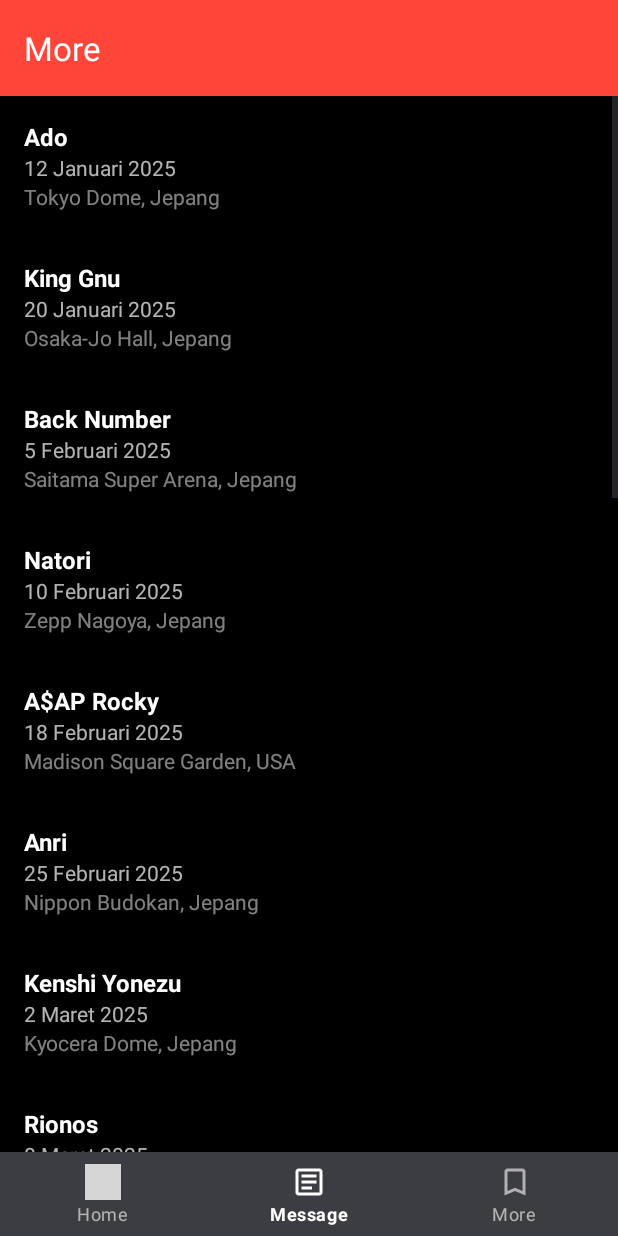
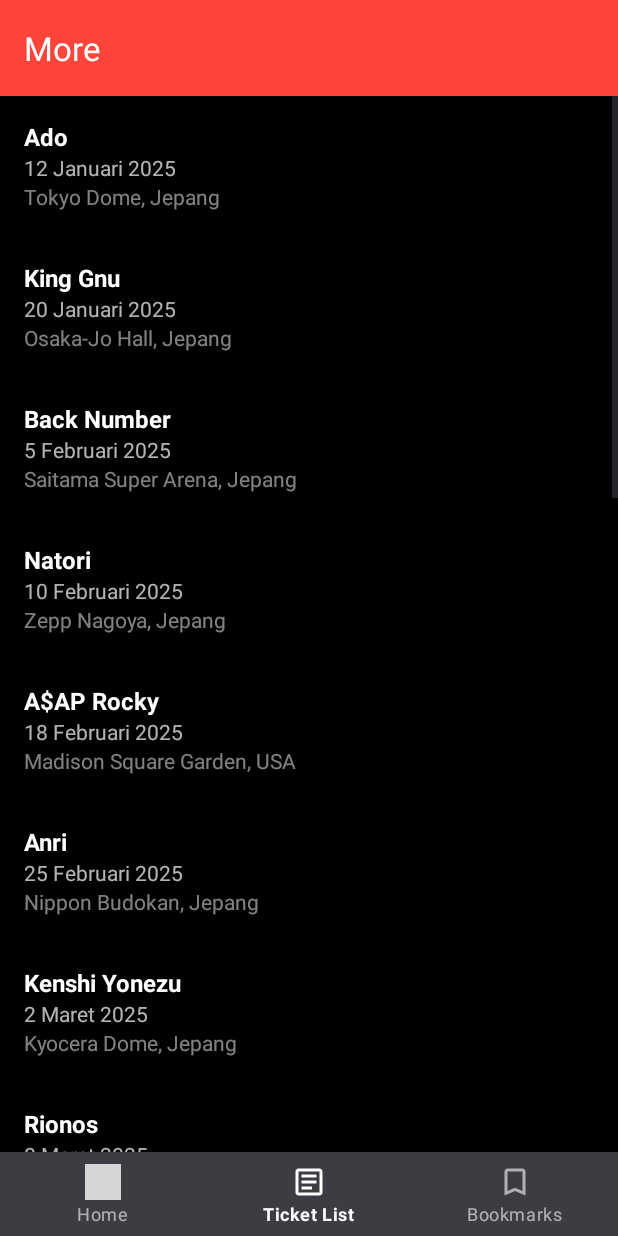
Before and after one commit to kkodayoo/ticket-app, an Android app: the fragment BookMarkFragment placed in its activity, item 2 of the bottom bar chosen, on a phone screen of 412 x 824 dp. Run offline under Robolectric (Android 15) with nearby library versions, the phone set to English and light mode, and no system bars; pictures from the network do not load; grey boxes are pictures that could not be loaded.

Commit message:
pertemuan 7 final

```diff
--- a/app/src/main/java/com/example/toucan_vinyl/BaseActivity.kt
+++ b/app/src/main/java/com/example/toucan_vinyl/BaseActivity.kt
@@ -33,12 +33,12 @@ class BaseActivity : AppCompatActivity() {
                 }
 
                 R.id.bookmarks -> {
-                    Toast.makeText(this, "Message Clicked", Toast.LENGTH_SHORT).show()
+                    Toast.makeText(this, "Bookmarks Clicked", Toast.LENGTH_SHORT).show()
                     true
                 }
 
                 R.id.ticket -> {
-                    Toast.makeText(this, "More Clicked", Toast.LENGTH_SHORT).show()
+                    Toast.makeText(this, "Ticket List Clicked", Toast.LENGTH_SHORT).show()
                     true
                 }
 
--- a/app/src/main/java/com/example/toucan_vinyl/Bookmarks/BookMarkFragment.kt
+++ b/app/src/main/java/com/example/toucan_vinyl/Bookmarks/BookMarkFragment.kt
@@ -20,37 +20,37 @@ class BookMarkFragment : Fragment() {
             "Ado",
             "12 Januari 2025",
             "Tokyo Dome, Jepang",
-            R.drawable.ado
+            "https://static.wikia.nocookie.net/nicodougasingers/images/b/b8/2025.01_%281_-_v1%29.jpg/revision/latest/scale-to-width-down/1000?cb=20250126182908"
         ),
         BookmarksModel(
             "King Gnu",
             "20 Januari 2025",
             "Osaka-Jo Hall, Jepang",
-            R.drawable.king_gnu
+            "https://encrypted-tbn0.gstatic.com/images?q=tbn:ANd9GcRkECkEG_cTnu1Dxe2WhUa2QiRGo_MjjiqwsQ&s"
         ),
         BookmarksModel(
             "Back Number",
             "5 Februari 2025",
             "Saitama Super Arena, Jepang",
-            R.drawable.backnumber
+            "https://i.scdn.co/image/ab6761610000e5eb3f895ff0b36b97f6aba648a7"
         ),
         BookmarksModel(
             "A\$AP Rocky",
             "18 Februari 2025",
             "Madison Square Garden, USA",
-            R.drawable.asap_rocky
+            "https://i.scdn.co/image/ab6761610000e5eb5c58c41a506a0d6b32cc6cad"
         ),
         BookmarksModel(
             "Anri",
             "25 Februari 2025",
             "Nippon Budokan, Jepang",
-            R.drawable.anri
+            "https://i.scdn.co/image/ab67616d00001e02cfd93d36fe2365f9436587d1"
         ),
         BookmarksModel(
             "Kenshi Yonezu",
             "2 Maret 2025",
             "Kyocera Dome, Jepang",
-            R.drawable.kenshi_yonezu
+            "https://i.scdn.co/image/ab67616d0000b273a52ffa7b1ee67275e32d04bc"
         ),
         BookmarksModel(
             "Rionos",
--- a/app/src/main/res/menu/bottom_nav_menu.xml
+++ b/app/src/main/res/menu/bottom_nav_menu.xml
@@ -8,11 +8,11 @@
     <item
         android:id="@+id/ticket"
         android:icon="@drawable/ic_ticket"
-        android:title="Message" />
+        android:title="Ticket List" />
 
     <item
         android:id="@+id/bookmarks"
         android:icon="@drawable/ic_bookmark"
-        android:title="More" />
+        android:title="Bookmarks" />
 
 </menu>
```
